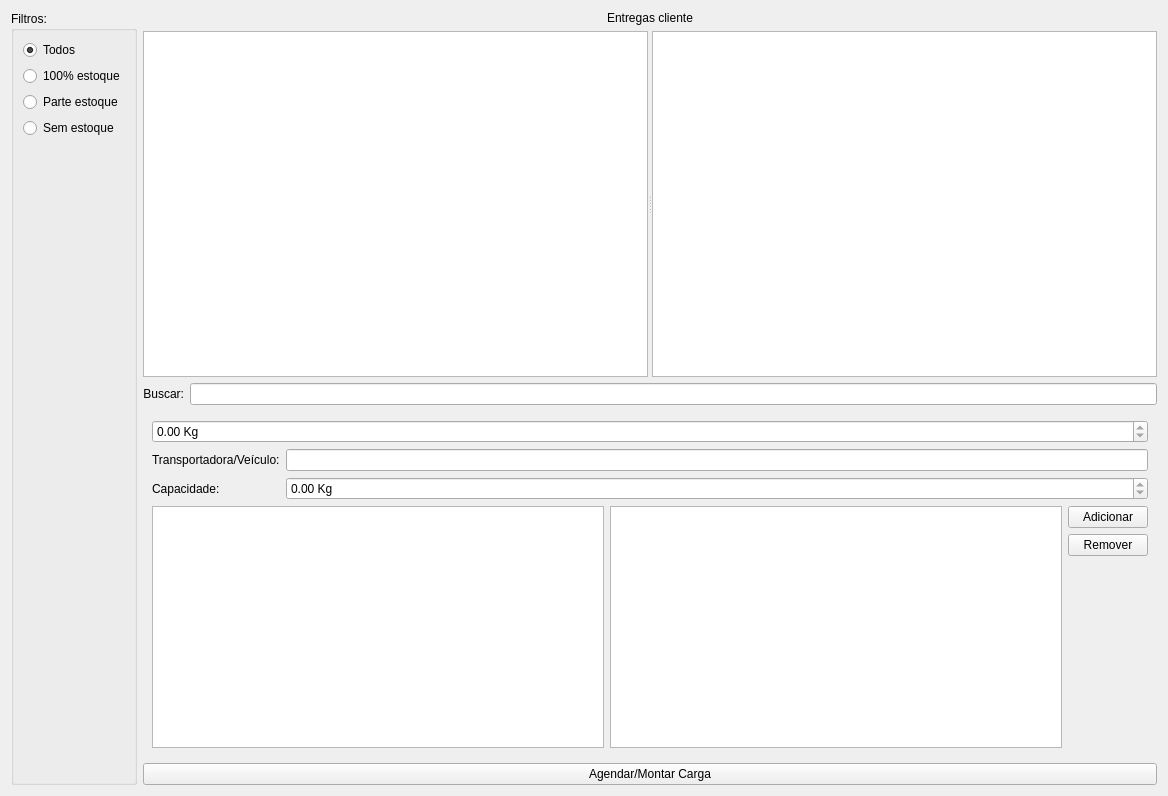
First picture: the form in ui/widgetlogisticaentrega.ui, repository lellisls/ERP-STACCATO, before the edit.
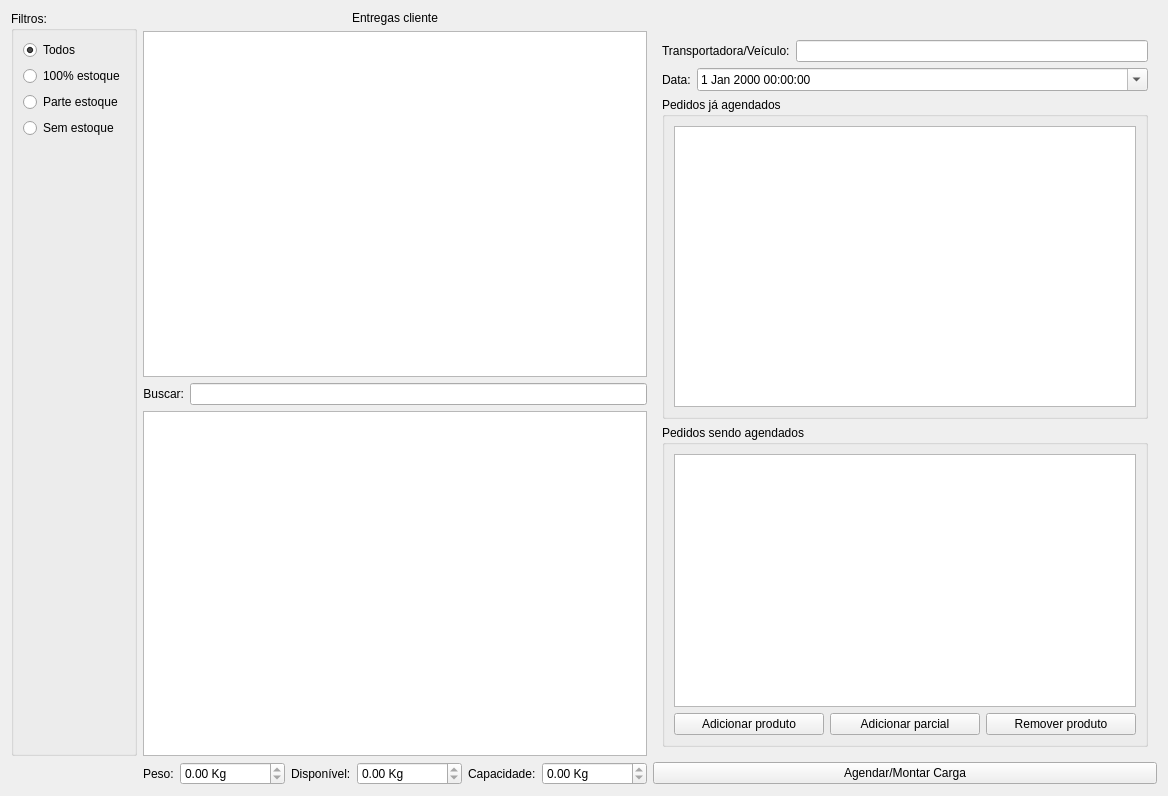
Second picture: the form after the edit. Custom widgets are drawn as their Qt base class.

```diff
--- a/ui/widgetlogisticaentrega.ui
+++ b/ui/widgetlogisticaentrega.ui
@@ -13,87 +13,305 @@
   <property name="windowTitle">
    <string>Form</string>
   </property>
-  <layout class="QGridLayout" name="gridLayout_4">
-   <item row="0" column="0">
+  <layout class="QGridLayout" name="gridLayout_8">
+   <item row="0" column="0" rowspan="4">
+    <widget class="QGroupBox" name="groupBoxFiltros">
+     <property name="enabled">
+      <bool>true</bool>
+     </property>
+     <property name="title">
+      <string>Filtros:</string>
+     </property>
+     <layout class="QGridLayout" name="gridLayout_12">
+      <item row="4" column="0">
+       <spacer name="verticalSpacer_5">
+        <property name="orientation">
+         <enum>Qt::Vertical</enum>
+        </property>
+        <property name="sizeHint" stdset="0">
+         <size>
+          <width>20</width>
+          <height>290</height>
+         </size>
+        </property>
+       </spacer>
+      </item>
+      <item row="3" column="0">
+       <widget class="QRadioButton" name="radioButtonSemEstoque">
+        <property name="text">
+         <string>Sem estoque</string>
+        </property>
+       </widget>
+      </item>
+      <item row="2" column="0">
+       <widget class="QRadioButton" name="radioButtonParcialEstoque">
+        <property name="text">
+         <string>Parte estoque</string>
+        </property>
+       </widget>
+      </item>
+      <item row="1" column="0">
+       <widget class="QRadioButton" name="radioButtonTotalEstoque">
+        <property name="text">
+         <string>100% estoque</string>
+        </property>
+       </widget>
+      </item>
+      <item row="0" column="0">
+       <widget class="QRadioButton" name="radioButtonEntregaLimpar">
+        <property name="text">
+         <string>Todos</string>
+        </property>
+        <property name="checked">
+         <bool>true</bool>
+        </property>
+       </widget>
+      </item>
+     </layout>
+    </widget>
+   </item>
+   <item row="0" column="1">
+    <widget class="QLabel" name="labelEntregasCliente">
+     <property name="sizePolicy">
+      <sizepolicy hsizetype="Preferred" vsizetype="Maximum">
+       <horstretch>0</horstretch>
+       <verstretch>0</verstretch>
+      </sizepolicy>
+     </property>
+     <property name="text">
+      <string>Entregas cliente</string>
+     </property>
+     <property name="alignment">
+      <set>Qt::AlignCenter</set>
+     </property>
+    </widget>
+   </item>
+   <item row="1" column="1">
+    <widget class="TableView" name="tableVendas">
+     <property name="mouseTracking">
+      <bool>true</bool>
+     </property>
+     <property name="editTriggers">
+      <set>QAbstractItemView::NoEditTriggers</set>
+     </property>
+     <property name="selectionMode">
+      <enum>QAbstractItemView::SingleSelection</enum>
+     </property>
+     <property name="selectionBehavior">
+      <enum>QAbstractItemView::SelectRows</enum>
+     </property>
+     <property name="sortingEnabled">
+      <bool>true</bool>
+     </property>
+     <attribute name="horizontalHeaderCascadingSectionResizes">
+      <bool>true</bool>
+     </attribute>
+     <attribute name="horizontalHeaderStretchLastSection">
+      <bool>false</bool>
+     </attribute>
+    </widget>
+   </item>
+   <item row="1" column="2" rowspan="3">
+    <widget class="QFrame" name="frameCaminhao">
+     <layout class="QGridLayout" name="gridLayout_4">
+      <item row="2" column="0">
+       <widget class="QGroupBox" name="groupBox">
+        <property name="title">
+         <string>Pedidos já agendados</string>
+        </property>
+        <layout class="QGridLayout" name="gridLayout_6">
+         <item row="0" column="0">
+          <widget class="TableView" name="tableTransp2">
+           <property name="palette">
+            <palette>
+             <active>
+              <colorrole role="Highlight">
+               <brush brushstyle="SolidPattern">
+                <color alpha="255">
+                 <red>51</red>
+                 <green>153</green>
+                 <blue>255</blue>
+                </color>
+               </brush>
+              </colorrole>
+             </active>
+             <inactive>
+              <colorrole role="Highlight">
+               <brush brushstyle="SolidPattern">
+                <color alpha="255">
+                 <red>51</red>
+                 <green>153</green>
+                 <blue>255</blue>
+                </color>
+               </brush>
+              </colorrole>
+             </inactive>
+             <disabled>
+              <colorrole role="Highlight">
+               <brush brushstyle="SolidPattern">
+                <color alpha="255">
+                 <red>51</red>
+                 <green>153</green>
+                 <blue>255</blue>
+                </color>
+               </brush>
+              </colorrole>
+             </disabled>
+            </palette>
+           </property>
+           <property name="mouseTracking">
+            <bool>true</bool>
+           </property>
+           <property name="styleSheet">
+            <string notr="true">QTreeView::item { border: 0.5px ; border-style: solid ; border-color: lightgray ;}</string>
+           </property>
+           <property name="editTriggers">
+            <set>QAbstractItemView::NoEditTriggers</set>
+           </property>
+           <property name="alternatingRowColors">
+            <bool>true</bool>
+           </property>
+           <property name="selectionBehavior">
+            <enum>QAbstractItemView::SelectRows</enum>
+           </property>
+          </widget>
+         </item>
+        </layout>
+       </widget>
+      </item>
+      <item row="3" column="0">
+       <widget class="QGroupBox" name="groupBox_2">
+        <property name="title">
+         <string>Pedidos sendo agendados</string>
+        </property>
+        <layout class="QGridLayout" name="gridLayout_5">
+         <item row="1" column="0">
+          <widget class="QPushButton" name="pushButtonAdicionarProduto">
+           <property name="text">
+            <string>Adicionar produto</string>
+           </property>
+          </widget>
+         </item>
+         <item row="1" column="2">
+          <widget class="QPushButton" name="pushButtonRemoverProduto">
+           <property name="text">
+            <string>Remover produto</string>
+           </property>
+          </widget>
+         </item>
+         <item row="0" column="0" colspan="3">
+          <widget class="TableView" name="tableTransp">
+           <property name="palette">
+            <palette>
+             <active>
+              <colorrole role="Highlight">
+               <brush brushstyle="SolidPattern">
+                <color alpha="255">
+                 <red>51</red>
+                 <green>153</green>
+                 <blue>255</blue>
+                </color>
+               </brush>
+              </colorrole>
+             </active>
+             <inactive>
+              <colorrole role="Highlight">
+               <brush brushstyle="SolidPattern">
+                <color alpha="255">
+                 <red>51</red>
+                 <green>153</green>
+                 <blue>255</blue>
+                </color>
+               </brush>
+              </colorrole>
+             </inactive>
+             <disabled>
+              <colorrole role="Highlight">
+               <brush brushstyle="SolidPattern">
+                <color alpha="255">
+                 <red>51</red>
+                 <green>153</green>
+                 <blue>255</blue>
+                </color>
+               </brush>
+              </colorrole>
+             </disabled>
+            </palette>
+           </property>
+           <property name="mouseTracking">
+            <bool>true</bool>
+           </property>
+           <property name="styleSheet">
+            <string notr="true">QTreeView::item { border: 0.5px ; border-style: solid ; border-color: lightgray ;}</string>
+           </property>
+           <property name="editTriggers">
+            <set>QAbstractItemView::NoEditTriggers</set>
+           </property>
+           <property name="alternatingRowColors">
+            <bool>true</bool>
+           </property>
+           <property name="selectionBehavior">
+            <enum>QAbstractItemView::SelectRows</enum>
+           </property>
+          </widget>
+         </item>
+         <item row="1" column="1">
+          <widget class="QPushButton" name="pushButtonAdicionarParcial">
+           <property name="enabled">
+            <bool>true</bool>
+           </property>
+           <property name="text">
+            <string>Adicionar parcial</string>
+           </property>
+          </widget>
+         </item>
+        </layout>
+       </widget>
+      </item>
+      <item row="0" column="0">
+       <layout class="QGridLayout" name="gridLayout">
+        <item row="0" column="0">
+         <widget class="QLabel" name="label">
+          <property name="text">
+           <string>Transportadora/Veículo:</string>
+          </property>
+         </widget>
+        </item>
+        <item row="0" column="1">
+         <widget class="ItemBox" name="itemBoxVeiculo"/>
+        </item>
+       </layout>
+      </item>
+      <item row="1" column="0">
+       <layout class="QGridLayout" name="gridLayout_7">
+        <item row="0" column="0">
+         <widget class="QLabel" name="label_3">
+          <property name="sizePolicy">
+           <sizepolicy hsizetype="Maximum" vsizetype="Preferred">
+            <horstretch>0</horstretch>
+            <verstretch>0</verstretch>
+           </sizepolicy>
+          </property>
+          <property name="text">
+           <string>Data:</string>
+          </property>
+         </widget>
+        </item>
+        <item row="0" column="1">
+         <widget class="QDateTimeEdit" name="dateTimeEdit">
+          <property name="calendarPopup">
+           <bool>true</bool>
+          </property>
+         </widget>
+        </item>
+       </layout>
+      </item>
+     </layout>
+    </widget>
+   </item>
+   <item row="2" column="1">
     <layout class="QGridLayout" name="gridLayout_2">
-     <item row="2" column="2">
-      <widget class="QLineEdit" name="lineEditBusca">
-       <property name="enabled">
-        <bool>true</bool>
-       </property>
-      </widget>
-     </item>
-     <item row="1" column="1" colspan="2">
-      <widget class="QSplitter" name="splitter">
-       <property name="orientation">
-        <enum>Qt::Horizontal</enum>
-       </property>
-       <widget class="TableView" name="tableVendas">
-        <property name="mouseTracking">
-         <bool>true</bool>
-        </property>
-        <property name="editTriggers">
-         <set>QAbstractItemView::NoEditTriggers</set>
-        </property>
-        <property name="selectionMode">
-         <enum>QAbstractItemView::SingleSelection</enum>
-        </property>
-        <property name="selectionBehavior">
-         <enum>QAbstractItemView::SelectRows</enum>
-        </property>
-        <property name="sortingEnabled">
-         <bool>true</bool>
-        </property>
-        <attribute name="horizontalHeaderCascadingSectionResizes">
-         <bool>true</bool>
-        </attribute>
-        <attribute name="horizontalHeaderStretchLastSection">
-         <bool>false</bool>
-        </attribute>
-       </widget>
-       <widget class="TableView" name="tableProdutos">
-        <property name="mouseTracking">
-         <bool>true</bool>
-        </property>
-        <property name="editTriggers">
-         <set>QAbstractItemView::NoEditTriggers</set>
-        </property>
-        <property name="selectionMode">
-         <enum>QAbstractItemView::MultiSelection</enum>
-        </property>
-        <property name="selectionBehavior">
-         <enum>QAbstractItemView::SelectRows</enum>
-        </property>
-        <property name="sortingEnabled">
-         <bool>true</bool>
-        </property>
-       </widget>
-      </widget>
-     </item>
-     <item row="4" column="1" colspan="2">
-      <widget class="QPushButton" name="pushButtonAgendarCarga">
-       <property name="text">
-        <string>Agendar/Montar Carga</string>
-       </property>
-      </widget>
-     </item>
-     <item row="0" column="1" colspan="2">
-      <widget class="QLabel" name="labelEntregasCliente">
-       <property name="sizePolicy">
-        <sizepolicy hsizetype="Preferred" vsizetype="Maximum">
-         <horstretch>0</horstretch>
-         <verstretch>0</verstretch>
-        </sizepolicy>
-       </property>
-       <property name="text">
-        <string>Entregas cliente</string>
-       </property>
-       <property name="alignment">
-        <set>Qt::AlignCenter</set>
-       </property>
-      </widget>
-     </item>
-     <item row="2" column="1">
+     <item row="0" column="0">
       <widget class="QLabel" name="labelRecebimentosFornecedor_4">
        <property name="enabled">
         <bool>true</bool>
@@ -106,243 +324,123 @@
        </property>
       </widget>
      </item>
-     <item row="3" column="1" colspan="2">
-      <widget class="QFrame" name="frameCaminhao">
-       <layout class="QGridLayout" name="gridLayout_3">
-        <item row="1" column="0">
-         <widget class="QLabel" name="label">
-          <property name="text">
-           <string>Transportadora/Veículo:</string>
-          </property>
-         </widget>
-        </item>
-        <item row="1" column="1">
-         <widget class="ItemBox" name="itemBoxVeiculo"/>
-        </item>
-        <item row="2" column="0">
-         <widget class="QLabel" name="label_2">
-          <property name="text">
-           <string>Capacidade:</string>
-          </property>
-         </widget>
-        </item>
-        <item row="2" column="1">
-         <widget class="QDoubleSpinBox" name="doubleSpinBoxCapacidade">
-          <property name="readOnly">
-           <bool>true</bool>
-          </property>
-          <property name="suffix">
-           <string> Kg</string>
-          </property>
-          <property name="maximum">
-           <double>99999.990000000005239</double>
-          </property>
-         </widget>
-        </item>
-        <item row="3" column="0" colspan="2">
-         <layout class="QGridLayout" name="gridLayout">
-          <item row="0" column="3">
-           <widget class="QPushButton" name="pushButtonAdicionarProduto">
-            <property name="text">
-             <string>Adicionar</string>
-            </property>
-           </widget>
-          </item>
-          <item row="1" column="3">
-           <widget class="QPushButton" name="pushButtonRemoverProduto">
-            <property name="text">
-             <string>Remover</string>
-            </property>
-           </widget>
-          </item>
-          <item row="0" column="1" rowspan="3">
-           <widget class="TableView" name="tableTransp">
-            <property name="palette">
-             <palette>
-              <active>
-               <colorrole role="Highlight">
-                <brush brushstyle="SolidPattern">
-                 <color alpha="255">
-                  <red>51</red>
-                  <green>153</green>
-                  <blue>255</blue>
-                 </color>
-                </brush>
-               </colorrole>
-              </active>
-              <inactive>
-               <colorrole role="Highlight">
-                <brush brushstyle="SolidPattern">
-                 <color alpha="255">
-                  <red>51</red>
-                  <green>153</green>
-                  <blue>255</blue>
-                 </color>
-                </brush>
-               </colorrole>
-              </inactive>
-              <disabled>
-               <colorrole role="Highlight">
-                <brush brushstyle="SolidPattern">
-                 <color alpha="255">
-                  <red>51</red>
-                  <green>153</green>
-                  <blue>255</blue>
-                 </color>
-                </brush>
-               </colorrole>
-              </disabled>
-             </palette>
-            </property>
-            <property name="mouseTracking">
-             <bool>true</bool>
-            </property>
-            <property name="styleSheet">
-             <string notr="true">QTreeView::item { border: 0.5px ; border-style: solid ; border-color: lightgray ;}</string>
-            </property>
-            <property name="editTriggers">
-             <set>QAbstractItemView::NoEditTriggers</set>
-            </property>
-            <property name="alternatingRowColors">
-             <bool>true</bool>
-            </property>
-            <property name="selectionBehavior">
-             <enum>QAbstractItemView::SelectRows</enum>
-            </property>
-           </widget>
-          </item>
-          <item row="0" column="0" rowspan="3">
-           <widget class="TableView" name="tableTransp2">
-            <property name="palette">
-             <palette>
-              <active>
-               <colorrole role="Highlight">
-                <brush brushstyle="SolidPattern">
-                 <color alpha="255">
-                  <red>51</red>
-                  <green>153</green>
-                  <blue>255</blue>
-                 </color>
-                </brush>
-               </colorrole>
-              </active>
-              <inactive>
-               <colorrole role="Highlight">
-                <brush brushstyle="SolidPattern">
-                 <color alpha="255">
-                  <red>51</red>
-                  <green>153</green>
-                  <blue>255</blue>
-                 </color>
-                </brush>
-               </colorrole>
-              </inactive>
-              <disabled>
-               <colorrole role="Highlight">
-                <brush brushstyle="SolidPattern">
-                 <color alpha="255">
-                  <red>51</red>
-                  <green>153</green>
-                  <blue>255</blue>
-                 </color>
-                </brush>
-               </colorrole>
-              </disabled>
-             </palette>
-            </property>
-            <property name="mouseTracking">
-             <bool>true</bool>
-            </property>
-            <property name="styleSheet">
-             <string notr="true">QTreeView::item { border: 0.5px ; border-style: solid ; border-color: lightgray ;}</string>
-            </property>
-            <property name="editTriggers">
-             <set>QAbstractItemView::NoEditTriggers</set>
-            </property>
-            <property name="alternatingRowColors">
-             <bool>true</bool>
-            </property>
-            <property name="selectionBehavior">
-             <enum>QAbstractItemView::SelectRows</enum>
-            </property>
-           </widget>
-          </item>
-         </layout>
-        </item>
-        <item row="0" column="0" colspan="2">
-         <widget class="QDoubleSpinBox" name="doubleSpinBoxPeso">
-          <property name="readOnly">
-           <bool>true</bool>
-          </property>
-          <property name="suffix">
-           <string> Kg</string>
-          </property>
-          <property name="maximum">
-           <double>999999.989999999990687</double>
-          </property>
-         </widget>
-        </item>
-       </layout>
-      </widget>
-     </item>
-     <item row="0" column="0" rowspan="5">
-      <widget class="QGroupBox" name="groupBoxFiltros">
+     <item row="0" column="1">
+      <widget class="QLineEdit" name="lineEditBusca">
        <property name="enabled">
         <bool>true</bool>
        </property>
-       <property name="title">
-        <string>Filtros:</string>
+      </widget>
+     </item>
+    </layout>
+   </item>
+   <item row="3" column="1">
+    <widget class="TableView" name="tableProdutos">
+     <property name="mouseTracking">
+      <bool>true</bool>
+     </property>
+     <property name="editTriggers">
+      <set>QAbstractItemView::NoEditTriggers</set>
+     </property>
+     <property name="selectionMode">
+      <enum>QAbstractItemView::MultiSelection</enum>
+     </property>
+     <property name="selectionBehavior">
+      <enum>QAbstractItemView::SelectRows</enum>
+     </property>
+     <property name="sortingEnabled">
+      <bool>true</bool>
+     </property>
+    </widget>
+   </item>
+   <item row="4" column="1">
+    <layout class="QGridLayout" name="gridLayout_3">
+     <item row="0" column="0">
+      <widget class="QLabel" name="label_2">
+       <property name="sizePolicy">
+        <sizepolicy hsizetype="Maximum" vsizetype="Preferred">
+         <horstretch>0</horstretch>
+         <verstretch>0</verstretch>
+        </sizepolicy>
        </property>
-       <layout class="QGridLayout" name="gridLayout_12">
-        <item row="4" column="0">
-         <spacer name="verticalSpacer_5">
-          <property name="orientation">
-           <enum>Qt::Vertical</enum>
-          </property>
-          <property name="sizeHint" stdset="0">
-           <size>
-            <width>20</width>
-            <height>290</height>
-           </size>
-          </property>
-         </spacer>
-        </item>
-        <item row="3" column="0">
-         <widget class="QRadioButton" name="radioButtonSemEstoque">
-          <property name="text">
-           <string>Sem estoque</string>
-          </property>
-         </widget>
-        </item>
-        <item row="2" column="0">
-         <widget class="QRadioButton" name="radioButtonParcialEstoque">
-          <property name="text">
-           <string>Parte estoque</string>
-          </property>
-         </widget>
-        </item>
-        <item row="1" column="0">
-         <widget class="QRadioButton" name="radioButtonTotalEstoque">
-          <property name="text">
-           <string>100% estoque</string>
-          </property>
-         </widget>
-        </item>
-        <item row="0" column="0">
-         <widget class="QRadioButton" name="radioButtonEntregaLimpar">
-          <property name="text">
-           <string>Todos</string>
-          </property>
-          <property name="checked">
-           <bool>true</bool>
-          </property>
-         </widget>
-        </item>
-       </layout>
+       <property name="text">
+        <string>Peso:</string>
+       </property>
       </widget>
      </item>
+     <item row="0" column="1">
+      <widget class="QDoubleSpinBox" name="doubleSpinBoxPeso">
+       <property name="readOnly">
+        <bool>true</bool>
+       </property>
+       <property name="suffix">
+        <string> Kg</string>
+       </property>
+       <property name="maximum">
+        <double>999999.989999999990687</double>
+       </property>
+      </widget>
+     </item>
+     <item row="0" column="5">
+      <widget class="QDoubleSpinBox" name="doubleSpinBoxCapacidade">
+       <property name="readOnly">
+        <bool>true</bool>
+       </property>
+       <property name="suffix">
+        <string> Kg</string>
+       </property>
+       <property name="maximum">
+        <double>99999.990000000005239</double>
+       </property>
+      </widget>
+     </item>
+     <item row="0" column="3">
+      <widget class="QDoubleSpinBox" name="doubleSpinBoxDisponivel">
+       <property name="readOnly">
+        <bool>true</bool>
+       </property>
+       <property name="suffix">
+        <string> Kg</string>
+       </property>
+       <property name="maximum">
+        <double>99999.990000000005239</double>
+       </property>
+      </widget>
+     </item>
+     <item row="0" column="2">
+      <widget class="QLabel" name="label_4">
+       <property name="sizePolicy">
+        <sizepolicy hsizetype="Maximum" vsizetype="Preferred">
+         <horstretch>0</horstretch>
+         <verstretch>0</verstretch>
+        </sizepolicy>
+       </property>
+       <property name="text">
+        <string>Disponível:</string>
+       </property>
+      </widget>
+     </item>
+     <item row="0" column="4">
+      <widget class="QLabel" name="label_5">
+       <property name="sizePolicy">
+        <sizepolicy hsizetype="Maximum" vsizetype="Preferred">
+         <horstretch>0</horstretch>
+         <verstretch>0</verstretch>
+        </sizepolicy>
+       </property>
+       <property name="text">
+        <string>Capacidade:</string>
+       </property>
+      </widget>
+     </item>
     </layout>
    </item>
+   <item row="4" column="2">
+    <widget class="QPushButton" name="pushButtonAgendarCarga">
+     <property name="text">
+      <string>Agendar/Montar Carga</string>
+     </property>
+    </widget>
+   </item>
   </layout>
  </widget>
  <customwidgets>
```
Left out of the diff: 6 changed lines with no effect on the pictures.
